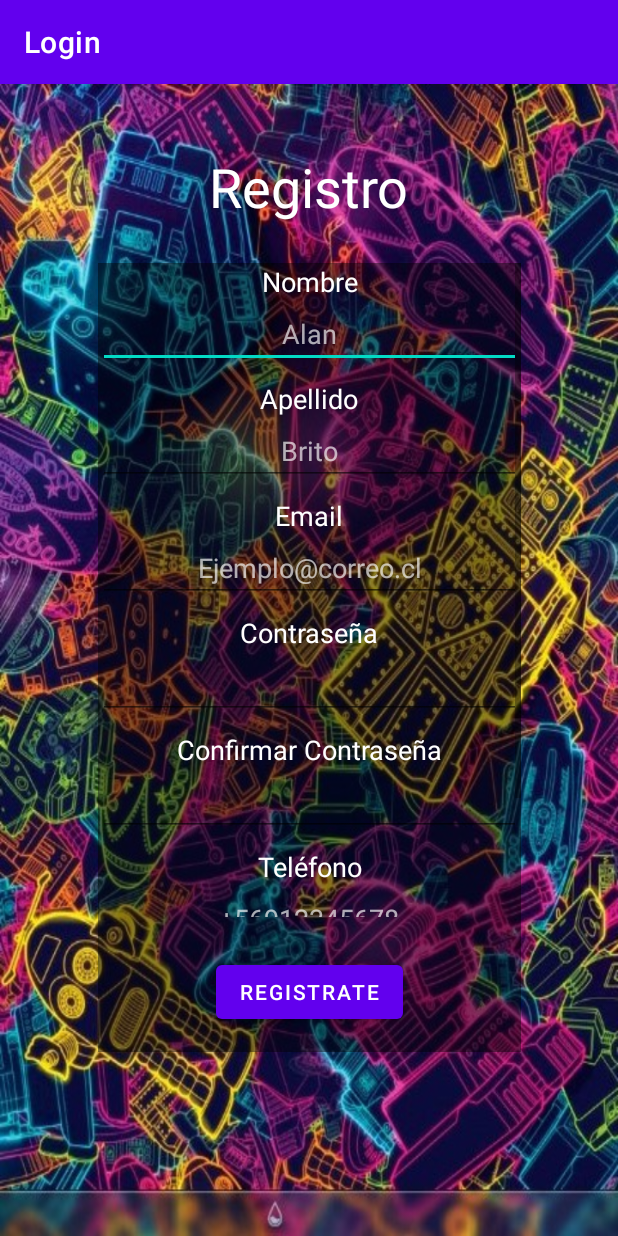
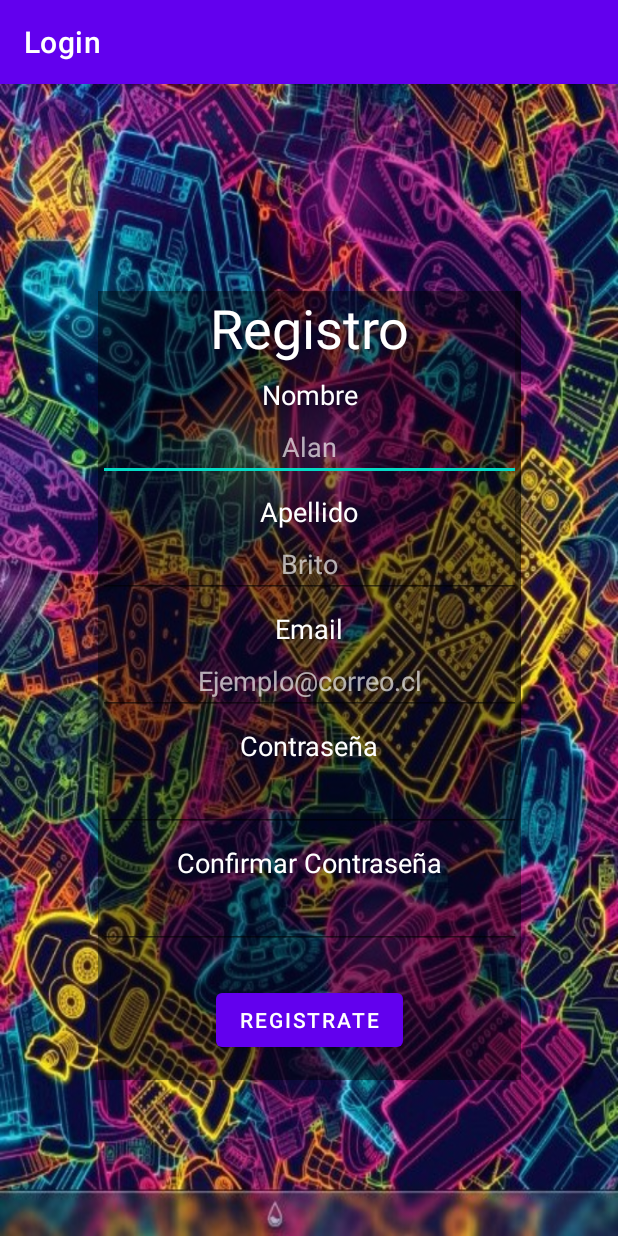
Before and after one commit to Thomacho18021/AppLogin, an Android app: the screen it shows after launch (Registro), after a tap on "REGISTRATE", on a phone screen of 412 x 824 dp. Run offline under Robolectric (Android 15) with nearby library versions, the phone set to English and light mode, and no system bars.

```diff
--- a/app/src/main/java/com/srcarrillo/login/MainActivity.java
+++ b/app/src/main/java/com/srcarrillo/login/MainActivity.java
@@ -9,11 +9,14 @@ import android.widget.Button;
 import android.widget.EditText;
 import android.widget.TextView;
 
+import java.util.ArrayList;
+
 public class MainActivity extends AppCompatActivity {
 
     private TextView Nombre, Contraseña, Registrate;
     private EditText txtNombre, txtContraseña;
     private Button btnIniciar, btnRegistro;
+    static ArrayList<Usuario> listaUsuario = new ArrayList();
 
     @Override
     protected void onCreate(Bundle savedInstanceState) {
@@ -31,12 +34,15 @@ public class MainActivity extends AppCompatActivity {
 
         //Button
         btnIniciar = findViewById(R.id.btnIniciar);
-        btnRegistro = findViewById(R.id.btnRegistro);
+        btnRegistro = findViewById(R.id.btnRegistrarse);
+
+
 
 
         btnIniciar.setOnClickListener(new View.OnClickListener() {
             @Override
             public void onClick(View v) {
+
 
             }
         });
--- a/app/src/main/res/layout/activity_main.xml
+++ b/app/src/main/res/layout/activity_main.xml
@@ -84,7 +84,7 @@
             app:layout_constraintTop_toBottomOf="@+id/txtApellido" />
 
         <Button
-            android:id="@+id/btnRegistro"
+            android:id="@+id/btnRegistrarse"
             android:layout_width="wrap_content"
             android:layout_height="wrap_content"
             android:text="Registrate"
--- a/app/src/main/res/layout/activity_registro.xml
+++ b/app/src/main/res/layout/activity_registro.xml
@@ -6,19 +6,6 @@
     android:layout_height="match_parent"
     android:background="@drawable/fondo"
     tools:context=".Registro">
-
-    <TextView
-        android:id="@+id/Rtitulo"
-        android:layout_width="wrap_content"
-        android:layout_height="wrap_content"
-        android:layout_marginTop="44dp"
-        android:text="Registro"
-        android:textColor="#FFFFFF"
-        android:textSize="36sp"
-        app:layout_constraintEnd_toEndOf="parent"
-        app:layout_constraintHorizontal_bias="0.501"
-        app:layout_constraintStart_toStartOf="parent"
-        app:layout_constraintTop_toTopOf="parent" />
 
     <androidx.constraintlayout.widget.ConstraintLayout
         android:layout_width="282dp"
@@ -37,7 +24,7 @@
             android:layout_width="0dp"
             android:layout_height="436dp"
             android:layout_marginBottom="26dp"
-            app:layout_constraintBottom_toTopOf="@+id/btnRegistro"
+            app:layout_constraintBottom_toTopOf="@+id/btnRegistrarse"
             app:layout_constraintEnd_toEndOf="parent"
             app:layout_constraintStart_toStartOf="parent"
             app:layout_constraintTop_toTopOf="parent">
@@ -48,9 +35,19 @@
                 android:orientation="vertical">
 
                 <TextView
+                    android:id="@+id/Rtitulo"
+                    android:layout_width="match_parent"
+                    android:layout_height="wrap_content"
+                    android:text="Registro"
+                    android:textAlignment="center"
+                    android:textColor="#FFFFFF"
+                    android:textSize="36sp" />
+
+                <TextView
                     android:id="@+id/nombre"
                     android:layout_width="match_parent"
                     android:layout_height="wrap_content"
+                    android:layout_marginTop="8dp"
                     android:text="Nombre"
                     android:textAlignment="center"
                     android:textColor="#FFFFFF"
@@ -84,7 +81,7 @@
                     android:layout_height="wrap_content"
                     android:ems="10"
                     android:hint="Brito"
-                    android:inputType="textPassword"
+                    android:inputType="textPersonName"
                     android:textAlignment="center"
                     android:textColor="#FFFFFF"
                     android:textColorHint="#A9FFFFFF" />
@@ -205,7 +202,7 @@
         </ScrollView>
 
         <Button
-            android:id="@+id/btnRegistro"
+            android:id="@+id/btnRegistrarse"
             android:layout_width="wrap_content"
             android:layout_height="wrap_content"
             android:layout_marginTop="26dp"
```
Also changed, not shown: app/src/main/java/com/srcarrillo/login/Registro.java (+78 -0 lines).
